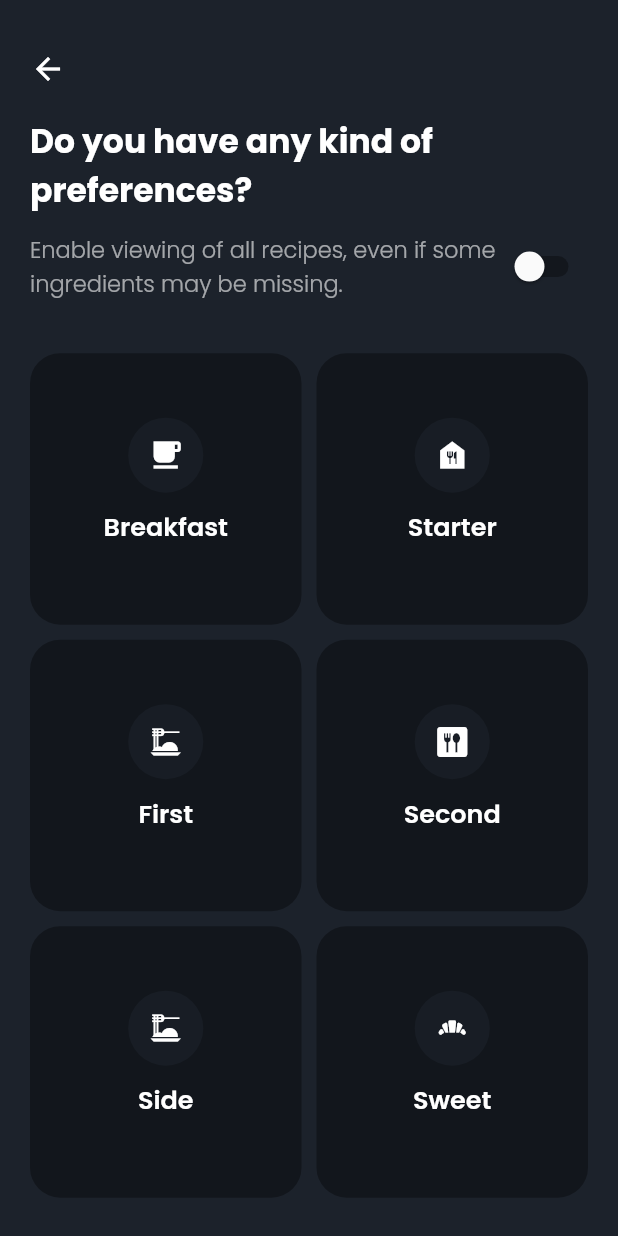
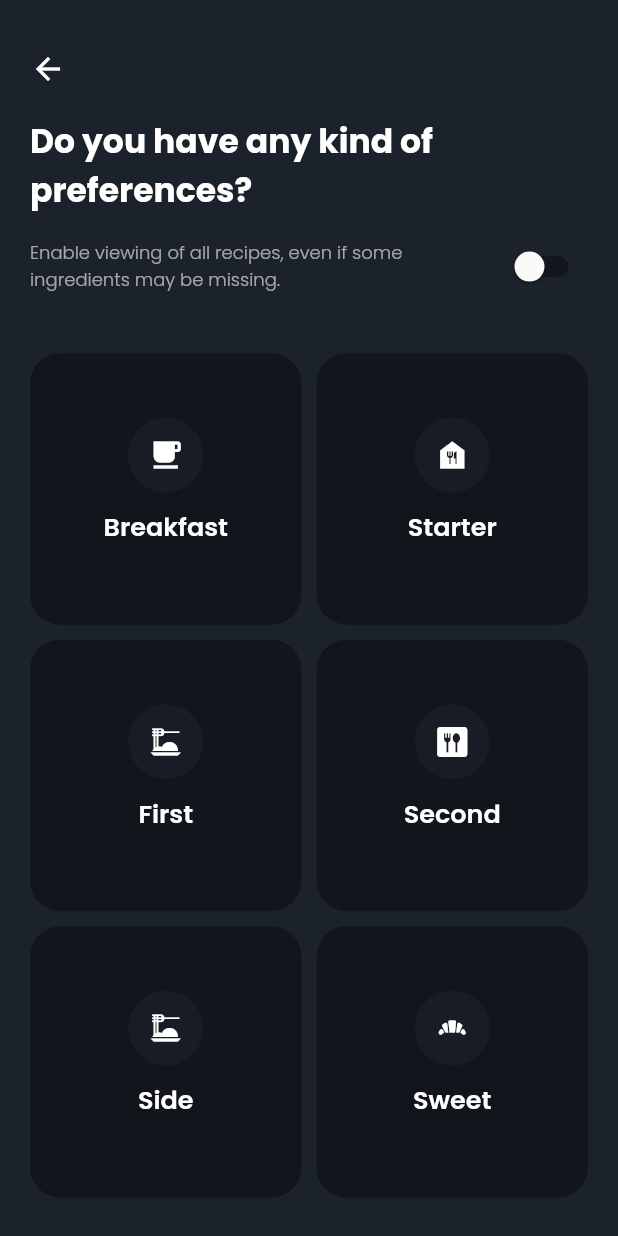
Before and after one commit to mitegj/food_match, a Flutter app: the screen it shows once a user with an empty profile is signed in, after a tap on the "filter alt" icon, on a phone screen of 412 x 824 dp. Run offline on Flutter 3.47's test engine with Material 2 defaults, Android fonts, the phone set to English and light mode, and no system bars; our stand-ins replace cloud_firestore, firebase_auth, firebase_core, firebase_remote_config, fl_chart, flutter_local_notifications and 13 more; accounts and stored records are empty.

Commit message:
Nuova versione con piccole modifiche

```diff
--- a/lib/dictionary/dictionary.dart
+++ b/lib/dictionary/dictionary.dart
@@ -203,7 +203,7 @@ class Messages extends Translations {
           "INGREDIENTSINVENTORY": "Inventario casa",
           "INGREDIENTSINVENTORYSUBTITLE": "Dispensa",
           "CONTINUEWITH": "continua con",
-          "ANYPREFERENCES": "Hai qualche tipo di preferenza",
+          "ANYPREFERENCES": "Hai qualche preferenza",
           "NOTIFICATION": "Notifiche smart",
           "LABELENABLENOTIFICATION":
               "Abilita le notifiche per avere un esperienza migliore.",
--- a/lib/widgets/filter/filters.dart
+++ b/lib/widgets/filter/filters.dart
@@ -33,14 +33,11 @@ class FiltersPage extends StatelessWidget {
                     const SizedBox(height: 20),
                     Flexible(
                       flex: 1,
-                      child: Padding(
-                        padding: const EdgeInsets.only(right: 20.0),
-                        child: Text("ANYPREFERENCES".tr + "?",
-                            style: GoogleFonts.poppins(
-                                color: UIColors.white,
-                                fontSize: 22,
-                                fontWeight: FontWeight.w700)),
-                      ),
+                      child: Text("ANYPREFERENCES".tr + "?",
+                          style: GoogleFonts.poppins(
+                              color: UIColors.white,
+                              fontSize: 22,
+                              fontWeight: FontWeight.w700)),
                     ),
                     const SizedBox(height: 10),
                     Row(
@@ -49,7 +46,7 @@ class FiltersPage extends StatelessWidget {
                             child: Text("DOYOUWHANTALLMENU".tr,
                                 style: GoogleFonts.poppins(
                                     color: Colors.white.withOpacity(0.6),
-                                    fontSize: 15,
+                                    fontSize: 12,
                                     fontWeight: FontWeight.w300))),
                         Obx(
                           () => Switch(
--- a/lib/widgets/home/empty_menu.dart
+++ b/lib/widgets/home/empty_menu.dart
@@ -43,7 +43,7 @@ class EmptyMenu extends StatelessWidget {
                             overflow: TextOverflow.visible,
                             style: GoogleFonts.poppins(
                                 color: UIColors.white,
-                                fontSize: 22,
+                                fontSize: 18,
                                 fontWeight: FontWeight.w600)),
                       )
                     ],
@@ -93,9 +93,9 @@ class EmptyMenu extends StatelessWidget {
                         child: Text("FILTERENABLELABEL".tr,
                             overflow: TextOverflow.visible,
                             style: GoogleFonts.poppins(
-                                color: UIColors.pink,
-                                fontSize: 15,
-                                fontWeight: FontWeight.w500)),
+                                color: UIColors.white,
+                                fontSize: 16,
+                                fontWeight: FontWeight.w300)),
                       )
                     ],
                   ),
--- a/lib/widgets/home/home_header.dart
+++ b/lib/widgets/home/home_header.dart
@@ -55,7 +55,7 @@ class HomeHeader extends StatelessWidget {
                 ),
               ),
               Padding(
-                padding: const EdgeInsets.only(left: 7.0),
+                padding: const EdgeInsets.only(left: 5.0),
                 child: Container(
                   decoration: BoxDecoration(
                       color: UIColors.detailBlack,
@@ -80,7 +80,7 @@ class HomeHeader extends StatelessWidget {
                 ),
               ),
               Padding(
-                padding: const EdgeInsets.only(left: 7.0),
+                padding: const EdgeInsets.only(left: 5.0),
                 child: Container(
                   decoration: BoxDecoration(
                       color: UIColors.detailBlack,
--- a/lib/widgets/home/menu_detail_bottom_sheet.dart
+++ b/lib/widgets/home/menu_detail_bottom_sheet.dart
@@ -35,7 +35,7 @@ class DetailBottomSheet extends StatelessWidget {
   Widget build(BuildContext context) {
     var mediaQuery = MediaQuery.of(context);
     return Container(
-      height: mediaQuery.size.height * 0.84,
+      height: mediaQuery.size.height * 0.85,
       padding: const EdgeInsets.only(left: 20, right: 20, top: 30),
       decoration: BoxDecoration(
           borderRadius: BorderRadius.only(
--- a/lib/widgets/inventory/inventory_page.dart
+++ b/lib/widgets/inventory/inventory_page.dart
@@ -87,7 +87,7 @@ class InventoryScreen extends GetWidget<IngredientController> {
                           fontSize: 13,
                           fontWeight: FontWeight.w500),
                       itemSize: 30,
-                      placeholder: 'TEXTFIELDLABELINVENTORY'.tr,
+                      placeholder: 'TEXTFIELDLABELINVENTORY'.tr.capitalizeFirst,
                       prefixInsets: EdgeInsets.only(left: 20),
                       suffixInsets: EdgeInsets.only(right: 20),
                       itemColor: UIColors.violet,
@@ -101,7 +101,7 @@ class InventoryScreen extends GetWidget<IngredientController> {
                       ),
                     ),
                     const SizedBox(
-                      height: 20,
+                      height: 5,
                     ),
                     Obx(() => (controller.ingredients != null)
                         ? Column(children: [
--- a/lib/widgets/saved/saved_header.dart
+++ b/lib/widgets/saved/saved_header.dart
@@ -9,7 +9,7 @@ class SavedHeader extends StatelessWidget {
     final theme = Theme.of(context);
 
     return Container(
-      padding: const EdgeInsets.all(25),
+      padding: const EdgeInsets.only(top: 25, left: 20, right: 20, bottom: 25),
       alignment: Alignment.topLeft,
       color: theme.backgroundColor,
       child: Row(
--- a/pubspec.yaml
+++ b/pubspec.yaml
@@ -2,7 +2,7 @@ name: morning_brief
 description: A new Flutter project.
 
 publish_to: "none" # Remove this line if you wish to publish to pub.dev
-version: 1.1.2+1
+version: 1.1.3+1
 
 environment:
   sdk: ">=2.12.0 <3.0.0"
```
Also changed, not shown: lib/screens/allergies.dart (+5 -3 lines), lib/widgets/home/menu_tile.dart (+4 -5 lines), 1 other file.
